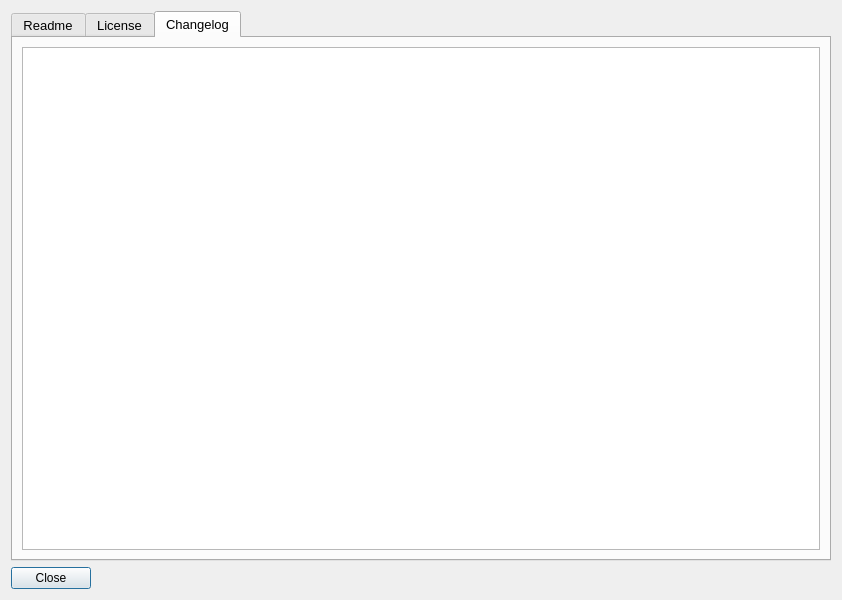
This is DlgHelp.ui in Folco68/PicRes as Qt 5 draws it before an edit. The edited form follows.
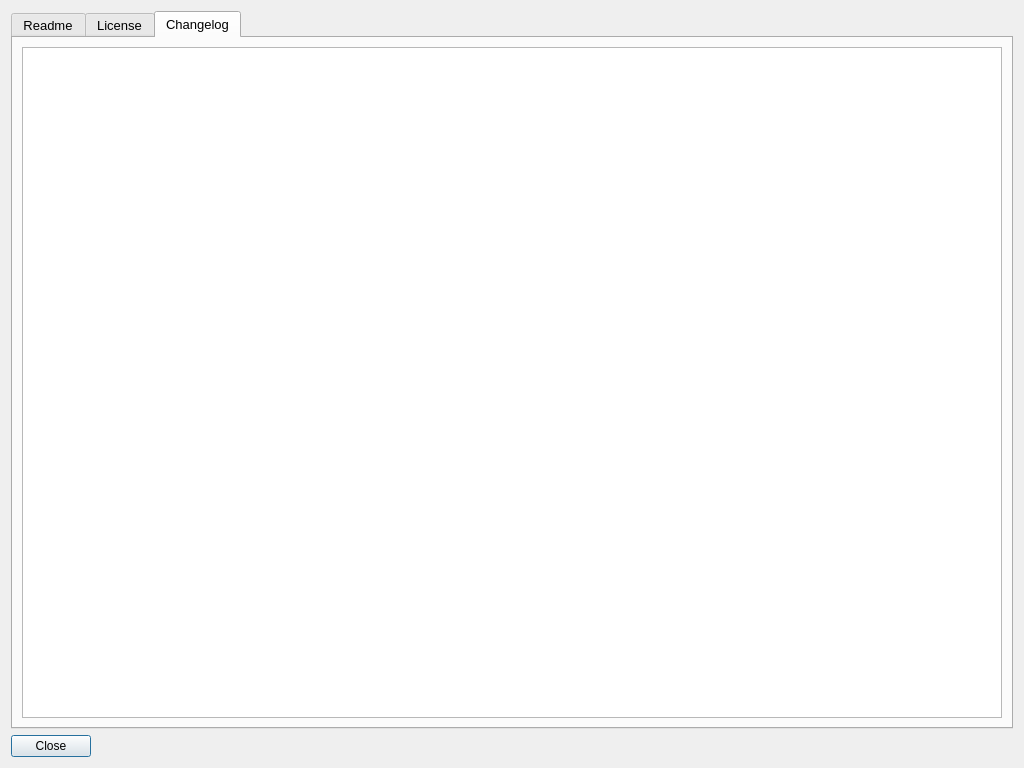
This is the edited form. The open tabs and pages were chosen to show the change.

Diff of the .ui file:
```diff
--- a/DlgHelp.ui
+++ b/DlgHelp.ui
@@ -6,10 +6,16 @@
    <rect>
     <x>0</x>
     <y>0</y>
-    <width>842</width>
-    <height>600</height>
+    <width>1024</width>
+    <height>768</height>
    </rect>
   </property>
+  <property name="minimumSize">
+   <size>
+    <width>1024</width>
+    <height>768</height>
+   </size>
+  </property>
   <property name="windowTitle">
    <string>PicRes - Help</string>
   </property>
@@ -77,6 +83,7 @@
         <widget class="QPlainTextEdit" name="TextChangelog">
          <property name="font">
           <font>
+           <family>Consolas</family>
            <pointsize>10</pointsize>
           </font>
          </property>
```
Left out of the diff: 4 changed lines with no effect on the pictures.
